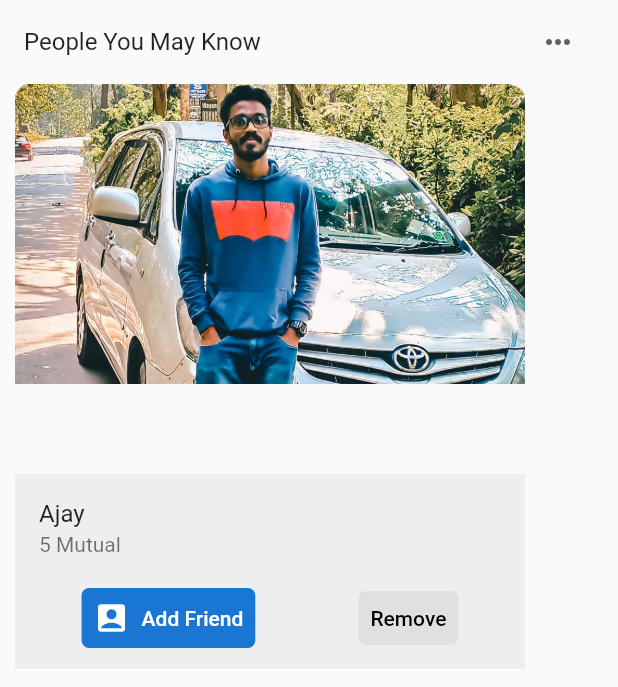
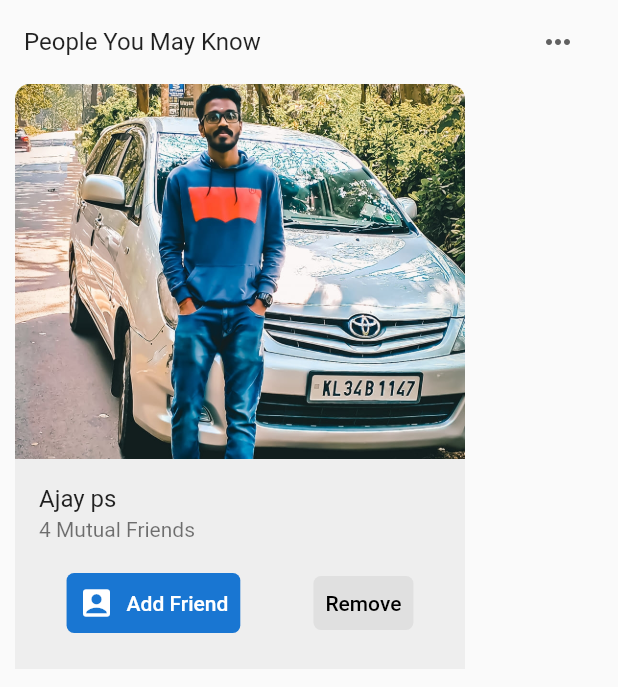
Before and after one commit to ajaypalamkunnel/facebook, a Flutter app: the SuggestionSection widget shown alone on an empty page, opened directly, on a phone screen of 412 x 824 dp. Shown: the top 687 px of the screen. Run offline on Flutter 3.47's test engine with Material 2 defaults, Android fonts, the light colour scheme and no system bars.

Commit message:
suggestion section almost completed

```diff
--- a/lib/widgets/suggestiion_section.dart
+++ b/lib/widgets/suggestiion_section.dart
@@ -1,5 +1,6 @@
 import 'package:facebook/widgets/assets.dart';
 import 'package:facebook/widgets/suggestion_card.dart';
+
 import 'package:flutter/cupertino.dart';
 import 'package:flutter/material.dart';
 
@@ -29,11 +30,7 @@ class SuggestionSection extends StatelessWidget {
           child: ListView(
             scrollDirection: Axis.horizontal,
             children: [
-              SuggestionCard(
-                image: ajay,
-                mutual: '5 Mutual',
-                name: 'Ajay',
-              )
+              SuggestionCard()
             ],
           ),
         )
--- a/lib/widgets/suggestion_card.dart
+++ b/lib/widgets/suggestion_card.dart
@@ -1,50 +1,39 @@
-import 'dart:html';
-
 import 'package:facebook/widgets/assets.dart';
 import 'package:flutter/material.dart';
-import 'package:flutter/widgets.dart';
 
 class SuggestionCard extends StatelessWidget {
-  final String name;
-  final String mutual;
-  final String image;
-
-  SuggestionCard(
-      {required this.name, required this.mutual, required this.image});
+  const SuggestionCard({Key? key}) : super(key: key);
 
   @override
   Widget build(BuildContext context) {
     return Container(
-      width: 340,
+      width: 300,
       margin: EdgeInsets.only(
         left: 10,
         right: 10,
       ),
-      child: Stack(
-        children: [
-          suggestionDetails(
-            name: name,
-            mutual: mutual,
-          ),
-          suggestionImage(image),
-        ],
-      ),
+      child: Stack(children: [
+        suggestionImage(),
+        suggestiondetails(),
+      ]),
     );
   }
 
-  Widget suggestionDetails({required name, required mutual}) {
+//details
+
+  Widget suggestiondetails() {
     return Positioned(
         bottom: 0,
+        right: 0,
         left: 0,
-        right: 0,
         child: Container(
-          height: 130,
+          height: 140,
           color: Colors.grey[200],
           child: Column(
             children: [
               ListTile(
-                title: Text(name),
-                subtitle: Text(mutual),
+                title: Text("Ajay ps"),
+                subtitle: Text("4 Mutual Friends"),
               ),
               Container(
                 padding: EdgeInsets.only(
@@ -55,14 +44,8 @@ class SuggestionCard extends StatelessWidget {
                 child: Row(
                   mainAxisAlignment: MainAxisAlignment.spaceAround,
                   children: [
-                    suggestionBotton(
-                        buttonAction: () {
-                          print("Add friend");
-                        },
-                        buttonIcon: Icons.account_box,
-                        buttonColor: Colors.white,
-                        buttonText: "Add Friend"),
-                    suggestionButtonRemove()
+                    addfriendbutton(),
+                    removebutton(),
                   ],
                 ),
               )
@@ -71,44 +54,52 @@ class SuggestionCard extends StatelessWidget {
         ));
   }
 
-  Widget suggestionButtonRemove() {
+//add friend button
+
+  Widget addfriendbutton() {
+    return TextButton.icon(
+        style: TextButton.styleFrom(
+          backgroundColor: Colors.blue[700],
+          shape: RoundedRectangleBorder(
+            borderRadius: BorderRadius.all(
+              Radius.circular(5),
+            ),
+          ),
+        ),
+        onPressed: () {
+          print("Add friend");
+        },
+        icon: Icon(
+          Icons.account_box,
+          color: Colors.white,
+        ),
+        label: Text(
+          "Add Friend",
+          style: TextStyle(color: Colors.white),
+        ));
+  }
+
+//remove button
+  Widget removebutton() {
     return TextButton(
         style: TextButton.styleFrom(
-            backgroundColor: Colors.grey[300],
-            shape: RoundedRectangleBorder(
-                borderRadius: BorderRadius.all(Radius.circular(5)))),
-        onPressed: () {
-          print("remove pressed");
-        },
-        child: Text(
+          backgroundColor: Colors.grey[300],
+          shape: const RoundedRectangleBorder(
+            borderRadius: BorderRadius.all(
+              Radius.circular(5),
+            ),
+          ),
+        ),
+        onPressed: () {},
+        child: const Text(
           "Remove",
           style: TextStyle(color: Colors.black),
         ));
   }
 
-  Widget suggestionBotton({
-    required Function() buttonAction,
-    required IconData buttonIcon,
-    required Color buttonColor,
-    required String buttonText,
-  }) {
-    return TextButton.icon(
-        style: TextButton.styleFrom(
-            backgroundColor: Colors.blue[700],
-            shape: RoundedRectangleBorder(
-                borderRadius: BorderRadius.all(Radius.circular(5)))),
-        onPressed: buttonAction,
-        icon: Icon(
-          buttonIcon,
-          color: Colors.white,
-        ),
-        label: Text(
-          buttonText,
-          style: TextStyle(color: Colors.white),
-        ));
-  }
+//image
 
-  Widget suggestionImage(img) {
+  Widget suggestionImage() {
     return Positioned(
         top: 0,
         left: 0,
@@ -119,9 +110,9 @@ class SuggestionCard extends StatelessWidget {
             topRight: Radius.circular(10),
           ),
           child: Image.asset(
-            img,
+            ajay,
+            height: 250,
             alignment: Alignment.topCenter,
-            height: 200,
             fit: BoxFit.cover,
           ),
         ));
```
